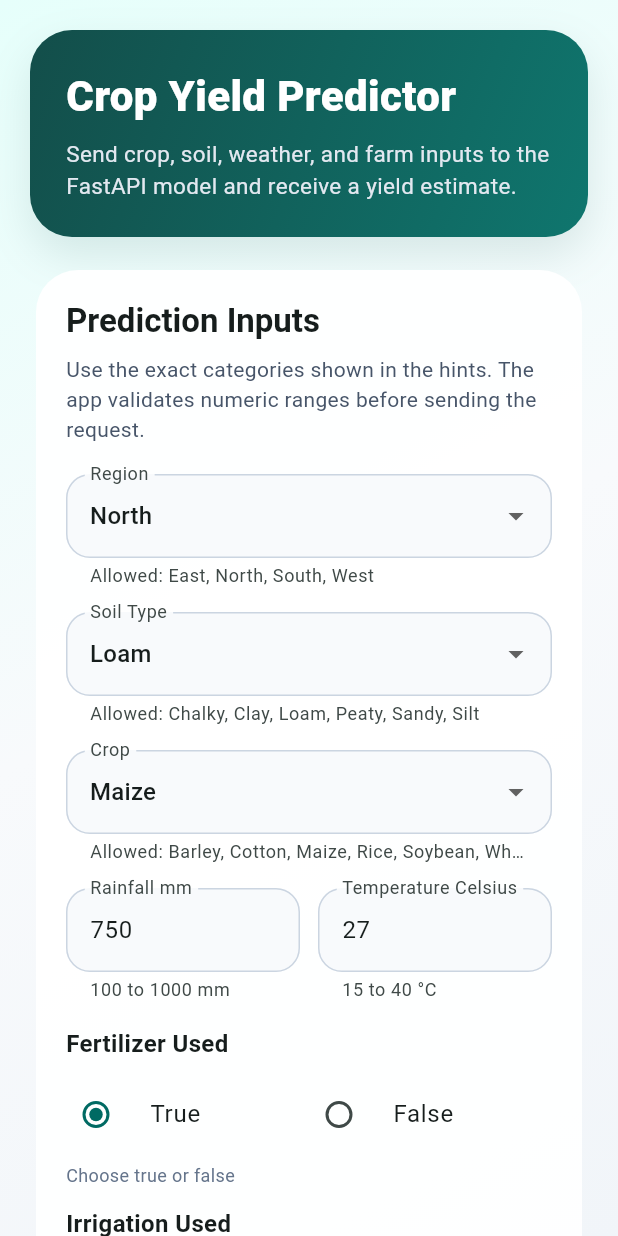
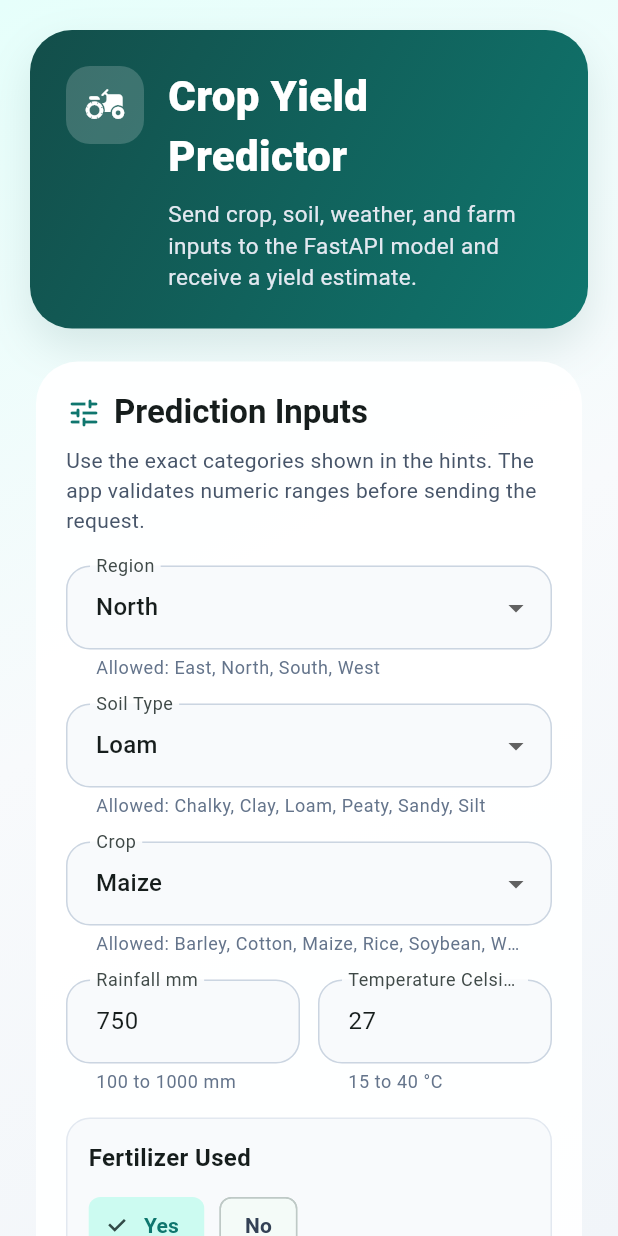
Before and after one commit to b-sandrine/summative_regression_analysis, a Flutter app: the screen it shows after launch, on a phone screen of 412 x 824 dp. Run offline on Flutter 3.47's test engine with Material 3 defaults, Android fonts, the phone set to English and light mode, and no system bars.

Commit message:
Polished the UI

```diff
--- a/flutter_app/lib/main.dart
+++ b/flutter_app/lib/main.dart
@@ -276,12 +276,18 @@ class _CropYieldHomePageState extends State<CropYieldHomePage> {
         labelText: label.replaceAll('_', ' '),
         hintText: hint,
         helperText: helperText,
+        helperStyle: const TextStyle(color: Color(0xFF64748B)),
         filled: true,
         fillColor: const Color(0xFFF8FAFC),
+        contentPadding: const EdgeInsets.symmetric(horizontal: 16, vertical: 16),
         border: OutlineInputBorder(borderRadius: BorderRadius.circular(16)),
         enabledBorder: OutlineInputBorder(
           borderRadius: BorderRadius.circular(16),
           borderSide: const BorderSide(color: Color(0xFFCBD5E1)),
+        ),
+        focusedBorder: OutlineInputBorder(
+          borderRadius: BorderRadius.circular(16),
+          borderSide: const BorderSide(color: Color(0xFF0F766E), width: 1.6),
         ),
       ),
     );
@@ -297,12 +303,18 @@ class _CropYieldHomePageState extends State<CropYieldHomePage> {
       decoration: InputDecoration(
         labelText: label.replaceAll('_', ' '),
         helperText: helperText,
+        helperStyle: const TextStyle(color: Color(0xFF64748B)),
         filled: true,
         fillColor: const Color(0xFFF8FAFC),
+        contentPadding: const EdgeInsets.symmetric(horizontal: 16, vertical: 16),
         border: OutlineInputBorder(borderRadius: BorderRadius.circular(16)),
         enabledBorder: OutlineInputBorder(
           borderRadius: BorderRadius.circular(16),
           borderSide: const BorderSide(color: Color(0xFFCBD5E1)),
+        ),
+        focusedBorder: OutlineInputBorder(
+          borderRadius: BorderRadius.circular(16),
+          borderSide: const BorderSide(color: Color(0xFF0F766E), width: 1.6),
         ),
       ),
       items: options
@@ -329,50 +341,63 @@ class _CropYieldHomePageState extends State<CropYieldHomePage> {
   }) {
     final selectedValue = _parseBool(_controllers[label]!.text);
 
-    return Column(
+    return Container(
+      width: double.infinity,
+      padding: const EdgeInsets.all(14),
+      decoration: BoxDecoration(
+        color: const Color(0xFFF8FAFC),
+        borderRadius: BorderRadius.circular(16),
+        border: Border.all(color: const Color(0xFFE2E8F0)),
+      ),
+      child: Column(
         crossAxisAlignment: CrossAxisAlignment.start,
         children: [
           Text(
             label.replaceAll('_', ' '),
             style: const TextStyle(fontSize: 16, fontWeight: FontWeight.w600),
           ),
-        const SizedBox(height: 8),
-        Row(
+          const SizedBox(height: 10),
+          Wrap(
+            spacing: 10,
+            runSpacing: 8,
             children: [
-            Expanded(
-              child: RadioListTile<bool>(
-                contentPadding: EdgeInsets.zero,
-                title: const Text('True'),
-                value: true,
-                groupValue: selectedValue,
-                onChanged: (value) {
+              ChoiceChip(
+                label: const Text('Yes'),
+                selected: selectedValue == true,
+                selectedColor: const Color(0xFFCCFBF1),
+                labelStyle: TextStyle(
+                  color: selectedValue == true ? const Color(0xFF0F766E) : const Color(0xFF334155),
+                  fontWeight: FontWeight.w600,
+                ),
+                onSelected: (_) {
                   setState(() {
-                    _controllers[label]!.text = value == true ? 'true' : 'false';
+                    _controllers[label]!.text = 'true';
                   });
                 },
               ),
+              ChoiceChip(
+                label: const Text('No'),
+                selected: selectedValue == false,
+                selectedColor: const Color(0xFFCCFBF1),
+                labelStyle: TextStyle(
+                  color: selectedValue == false ? const Color(0xFF0F766E) : const Color(0xFF334155),
+                  fontWeight: FontWeight.w600,
                 ),
-            Expanded(
-              child: RadioListTile<bool>(
-                contentPadding: EdgeInsets.zero,
-                title: const Text('False'),
-                value: false,
-                groupValue: selectedValue,
-                onChanged: (value) {
+                onSelected: (_) {
                   setState(() {
-                    _controllers[label]!.text = value == true ? 'true' : 'false';
+                    _controllers[label]!.text = 'false';
                   });
                 },
               ),
-            ),
             ],
           ),
-        const SizedBox(height: 4),
+          const SizedBox(height: 6),
           Text(
             helperText,
             style: const TextStyle(color: Color(0xFF64748B), fontSize: 12),
           ),
         ],
+      ),
     );
   }
 
@@ -411,7 +436,20 @@ class _CropYieldHomePageState extends State<CropYieldHomePage> {
                       ),
                     ],
                   ),
-                  child: const Column(
+                  child: Row(
+                    crossAxisAlignment: CrossAxisAlignment.start,
+                    children: [
+                      Container(
+                        padding: const EdgeInsets.all(12),
+                        decoration: BoxDecoration(
+                          color: Colors.white.withOpacity(0.18),
+                          borderRadius: BorderRadius.circular(16),
+                        ),
+                        child: const Icon(Icons.agriculture_rounded, color: Colors.white, size: 28),
+                      ),
+                      const SizedBox(width: 16),
+                      const Expanded(
+                        child: Column(
                           crossAxisAlignment: CrossAxisAlignment.start,
                           children: [
                             Text(
@@ -434,6 +472,9 @@ class _CropYieldHomePageState extends State<CropYieldHomePage> {
                           ],
                         ),
                       ),
+                    ],
+                  ),
+                ),
                 const SizedBox(height: 18),
                 Card(
                   elevation: 0,
@@ -444,9 +485,15 @@ class _CropYieldHomePageState extends State<CropYieldHomePage> {
                     child: Column(
                       crossAxisAlignment: CrossAxisAlignment.start,
                       children: [
+                        Row(
+                          children: [
+                            const Icon(Icons.tune_rounded, color: Color(0xFF0F766E)),
+                            const SizedBox(width: 8),
                             Text(
                               'Prediction Inputs',
                               style: Theme.of(context).textTheme.titleLarge?.copyWith(fontWeight: FontWeight.w700),
+                            ),
+                          ],
                         ),
                         const SizedBox(height: 8),
                         const Text(
@@ -523,9 +570,15 @@ class _CropYieldHomePageState extends State<CropYieldHomePage> {
                         const SizedBox(height: 20),
                         SizedBox(
                           width: double.infinity,
-                          height: 52,
+                          height: 54,
                           child: FilledButton.icon(
                             onPressed: _isLoading ? null : _predictYield,
+                            style: FilledButton.styleFrom(
+                              backgroundColor: const Color(0xFF0F766E),
+                              foregroundColor: Colors.white,
+                              shape: RoundedRectangleBorder(borderRadius: BorderRadius.circular(16)),
+                              elevation: 0,
+                            ),
                             icon: _isLoading
                                 ? const SizedBox(
                                     height: 18,
@@ -533,7 +586,7 @@ class _CropYieldHomePageState extends State<CropYieldHomePage> {
                                     child: CircularProgressIndicator(strokeWidth: 2, color: Colors.white),
                                   )
                                 : const Icon(Icons.insights),
-                            label: Text(_isLoading ? 'Predicting...' : 'Predict'),
+                            label: Text(_isLoading ? 'Predicting...' : 'Predict Yield'),
                           ),
                         ),
                         const SizedBox(height: 18),
@@ -545,6 +598,19 @@ class _CropYieldHomePageState extends State<CropYieldHomePage> {
                             borderRadius: BorderRadius.circular(20),
                             border: Border.all(color: const Color(0xFFE2E8F0)),
                           ),
+                          child: Row(
+                            crossAxisAlignment: CrossAxisAlignment.start,
+                            children: [
+                              Container(
+                                padding: const EdgeInsets.all(10),
+                                decoration: BoxDecoration(
+                                  color: const Color(0xFFCCFBF1),
+                                  borderRadius: BorderRadius.circular(12),
+                                ),
+                                child: const Icon(Icons.auto_graph_rounded, color: Color(0xFF0F766E)),
+                              ),
+                              const SizedBox(width: 12),
+                              Expanded(
                                 child: Text(
                                   _statusText,
                                   style: const TextStyle(
@@ -556,31 +622,6 @@ class _CropYieldHomePageState extends State<CropYieldHomePage> {
                               ),
                             ],
                           ),
-                  ),
-                ),
-                const SizedBox(height: 18),
-                Card(
-                  elevation: 0,
-                  color: const Color(0xFF0F172A),
-                  shape: RoundedRectangleBorder(borderRadius: BorderRadius.circular(24)),
-                  child: const Padding(
-                    padding: EdgeInsets.all(18),
-                    child: Column(
-                      crossAxisAlignment: CrossAxisAlignment.start,
-                      children: [
-                        Text(
-                          'API Endpoint',
-                          style: TextStyle(color: Colors.white, fontSize: 16, fontWeight: FontWeight.w700),
-                        ),
-                        SizedBox(height: 8),
-                        Text(
-                          'POST /predict',
-                          style: TextStyle(color: Color(0xFF7DD3FC), fontWeight: FontWeight.w600),
-                        ),
-                        SizedBox(height: 4),
-                        Text(
-                          'Set API_BASE_URL to your Render URL when deploying. Example: https://your-app.onrender.com',
-                          style: TextStyle(color: Color(0xFFCBD5E1), height: 1.4),
                         ),
                       ],
                     ),
```
Lines whose indentation alone changed are shown as unchanged.
